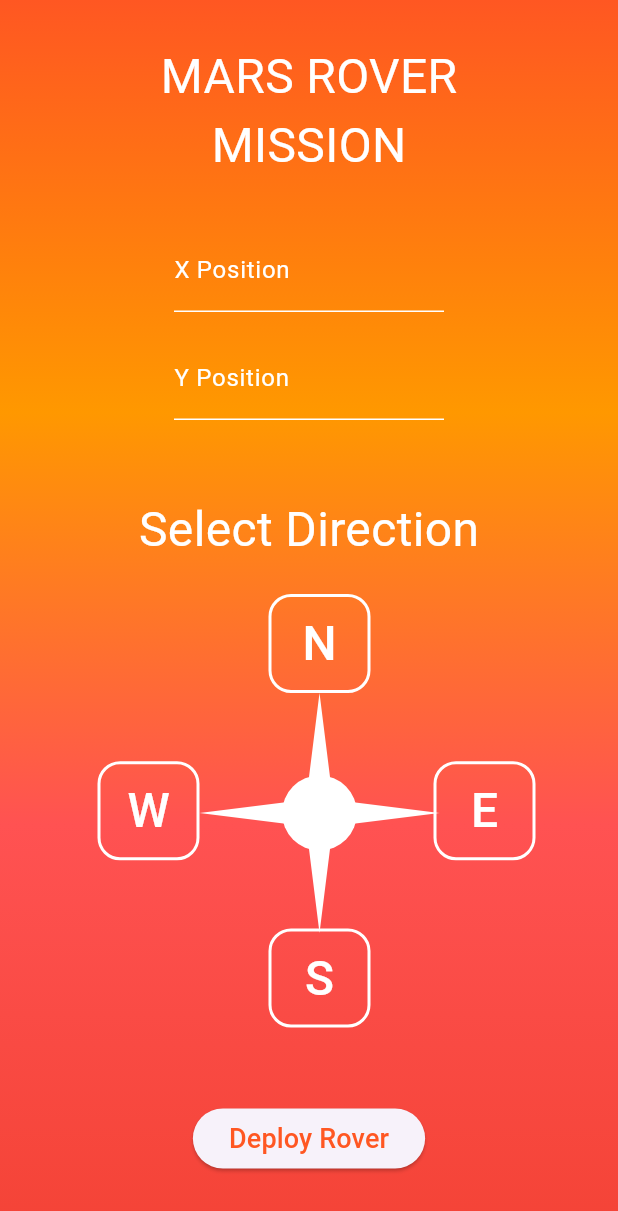
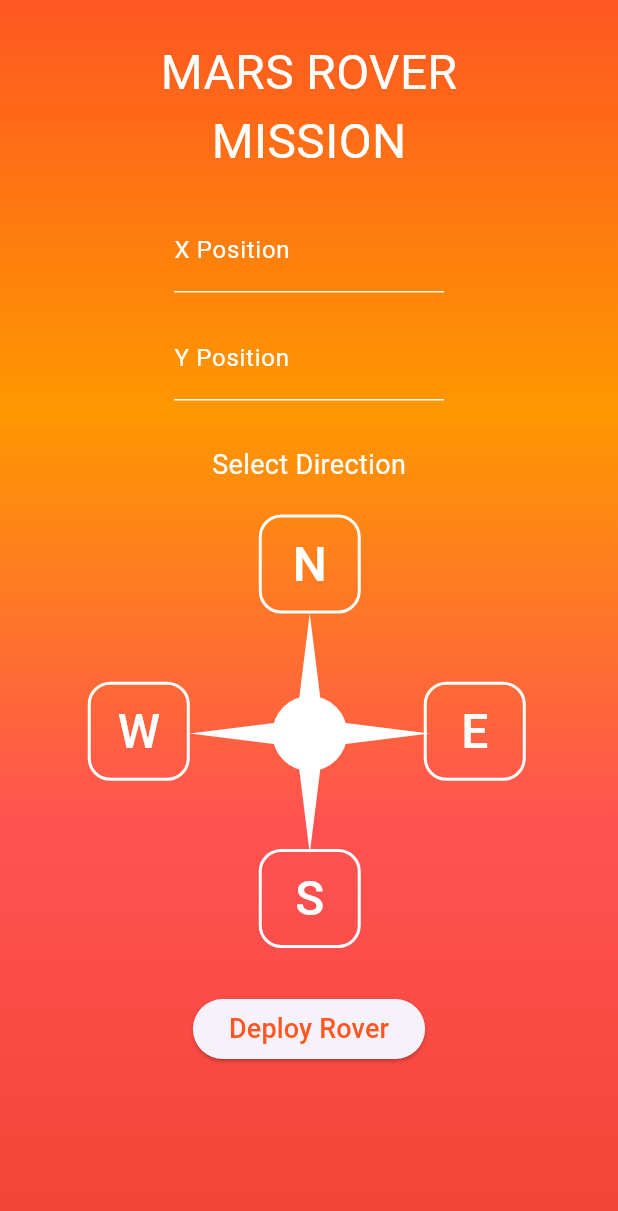
Before and after one commit to Juategi/mars_rover_mission, a Flutter app: the screen it shows after launch, on a phone screen of 412 x 824 dp. Shown: the top 1211 px of the screen. Run offline on Flutter 3.47's test engine with Material 3 defaults, Android fonts, the phone set to English and light mode, and no system bars; our stand-ins replace bloc, equatable, flutter_bloc.

Commit message:
paddings

```diff
--- a/lib/widgets/initial_menu/direction_selector.dart
+++ b/lib/widgets/initial_menu/direction_selector.dart
@@ -15,7 +15,7 @@ class _DirectionSelectorState extends State<DirectionSelector> {
   @override
   Widget build(BuildContext context) {
     return SizedBox(
-      width: 282,
+      width: 295,
       child: Row(
         children: [
           SelectorButton(
--- a/lib/widgets/initial_menu/initial_menu.dart
+++ b/lib/widgets/initial_menu/initial_menu.dart
@@ -15,7 +15,7 @@ class InitialMenu extends StatelessWidget {
         width: double.maxFinite,
         decoration: Styles.background,
         child: Padding(
-          padding: const EdgeInsets.all(18),
+          padding: const EdgeInsets.all(15),
           child: Column(
             children: [
               const SizedBox(height: 10),
@@ -27,7 +27,7 @@ class InitialMenu extends StatelessWidget {
                 "MISSION",
                 style: Styles.textStyle,
               ),
-              const SizedBox(height: 32),
+              const SizedBox(height: 22),
               SizedBox(
                 width: 180,
                 child: TextField(
@@ -61,14 +61,14 @@ class InitialMenu extends StatelessWidget {
                   },
                 ),
               ),
-              const SizedBox(height: 50),
-              const Text(
+              const SizedBox(height: 30),
+              Text(
                 "Select Direction",
-                style: Styles.textStyle,
+                style: Styles.textStyle.copyWith(fontSize: 18),
               ),
               const SizedBox(height: 20),
               const DirectionSelector(),
-              const SizedBox(height: 50),
+              const SizedBox(height: 30),
               ElevatedButton(
                 onPressed: () {
                   InitialMenuController.deployRover(context);
--- a/lib/widgets/initial_menu/initial_menu_controller.dart
+++ b/lib/widgets/initial_menu/initial_menu_controller.dart
@@ -20,7 +20,7 @@ class InitialMenuController {
         y > Config.planetSize - 1 ||
         direction == null) {
       MySnackBar.showSnackBar(context, "Invalid coordinates or direction",
-          heightOffset: 0.1);
+          heightOffset: 0.0);
       return;
     }
     Navigator.pushReplacement(
```
